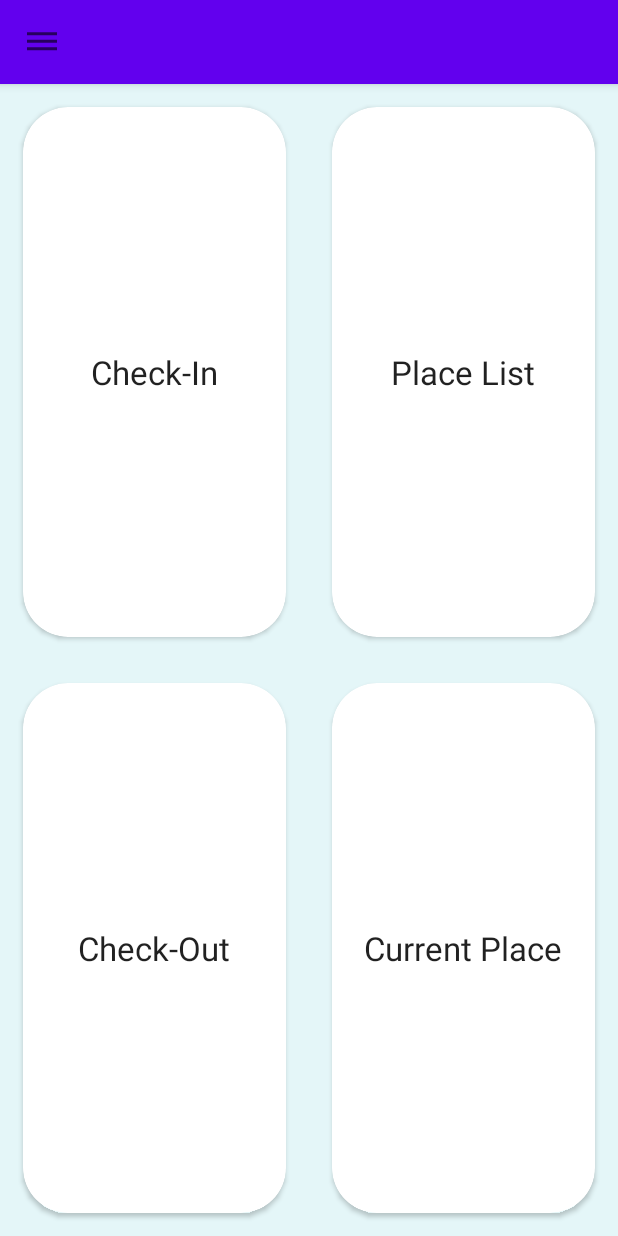
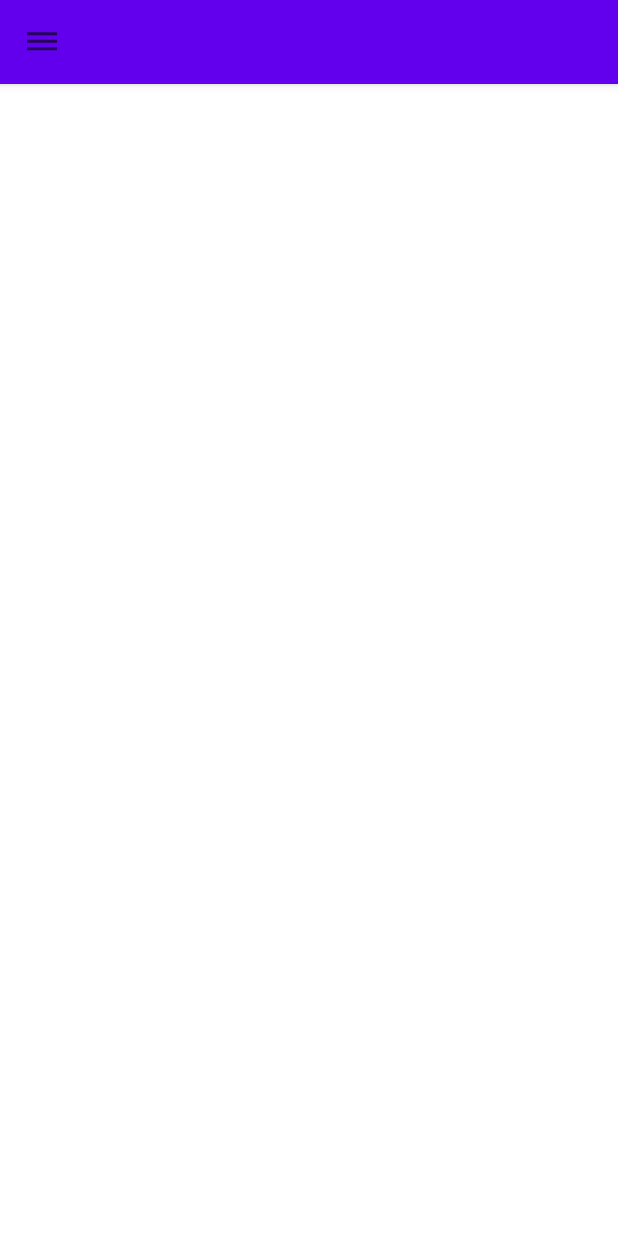
Before and after one commit to KPUCE2021SP/codynators, an Android app: the MainActivity screen opened directly, with no data from a screen before it, on a phone screen of 412 x 824 dp. Run offline under Robolectric (Android 15) with nearby library versions, the phone set to English and light mode, and no system bars; our stand-ins replace Firebase (no records; nobody signed in at launch, a user with empty details on screens opened directly).

Commit message:
Revert "메인 1차 융합"
This reverts commit 94ab95c5d373fef7aab8de9d05fb9c07573b0ed8.

```diff
--- a/SummerProject/app/src/main/java/com/example/summerproject/MainActivity.kt
+++ b/SummerProject/app/src/main/java/com/example/summerproject/MainActivity.kt
@@ -19,7 +19,6 @@ import com.google.firebase.firestore.FirebaseFirestore
 import com.google.firebase.firestore.ktx.firestore
 import com.google.firebase.ktx.Firebase
 import kotlinx.android.synthetic.main.activity_main.*
-import kotlinx.android.synthetic.main.appbar.*
 import org.jetbrains.anko.startActivity
 import java.util.*
 import kotlin.collections.ArrayList
@@ -79,19 +78,19 @@ class MainActivity : AppCompatActivity(), NavigationView.OnNavigationItemSelecte
         }
 
         // 2021.08.01 khsexk: 체크인 and 체크아웃
-        checkIn.setOnClickListener{
-            startActivity<CheckInActivity>()
-            overridePendingTransition(R.anim.fadein,R.anim.fadeout)
-        }
-        checkOut.setOnClickListener {
-            startActivity<CheckOutActivity>()
-            overridePendingTransition(R.anim.fadein,R.anim.fadeout)
-        }
-
-        placeList.setOnClickListener {
-            startActivity<MapActivity>()
-            overridePendingTransition(R.anim.fadein,R.anim.fadeout)
-        }
+//        checkIn.setOnClickListener{
+//            startActivity<CheckInActivity>()
+//            overridePendingTransition(R.anim.fadein,R.anim.fadeout)
+//        }
+//        checkOut.setOnClickListener {
+//            startActivity<CheckOutActivity>()
+//            overridePendingTransition(R.anim.fadein,R.anim.fadeout)
+//        }
+//
+//        placeList.setOnClickListener {
+//            startActivity<MapActivity>()
+//            overridePendingTransition(R.anim.fadein,R.anim.fadeout)
+//        }
     }
     override fun onOptionsItemSelected(item: MenuItem): Boolean {
         //클릭한 툴바 메뉴 아이템 id마다 다르게 실행하도록 설정
--- a/SummerProject/app/src/main/res/layout/appbar.xml
+++ b/SummerProject/app/src/main/res/layout/appbar.xml
@@ -1,14 +1,9 @@
 <?xml version="1.0" encoding="utf-8"?>
-<LinearLayout xmlns:android="http://schemas.android.com/apk/res/android"
-    xmlns:app="http://schemas.android.com/apk/res-auto"
-    xmlns:tools="http://schemas.android.com/tools"
-    android:id="@+id/mainXML"
+<androidx.constraintlayout.widget.ConstraintLayout xmlns:android="http://schemas.android.com/apk/res/android"
     android:layout_width="match_parent"
     android:layout_height="match_parent"
-    android:background="#FFFFFF"
-    android:orientation="vertical"
+    xmlns:tools="http://schemas.android.com/tools"
     tools:context=".MainActivity">
-
 
     <com.google.android.material.appbar.AppBarLayout
         android:layout_width="match_parent"
@@ -22,111 +17,4 @@
             android:background="?attr/colorPrimary" />
 
     </com.google.android.material.appbar.AppBarLayout>
-
-    <FrameLayout
-        android:id="@+id/frameLayout"
-        android:layout_width="match_parent"
-        android:layout_height="match_parent"
-        android:layout_weight="1">
-
-        <LinearLayout
-            android:layout_width="match_parent"
-            android:layout_height="match_parent"
-            android:orientation="vertical"
-            tools:context=".MainFragment">
-
-            <LinearLayout
-                android:layout_width="match_parent"
-                android:layout_height="match_parent"
-                android:layout_weight="1"
-                android:background="#E4F6F8"
-                android:orientation="horizontal">
-
-                <androidx.cardview.widget.CardView
-                    android:id="@+id/checkIn"
-                    android:layout_width="match_parent"
-                    android:layout_height="match_parent"
-                    android:layout_margin="15dp"
-                    android:layout_weight="1"
-                    android:clickable="true"
-                    android:foreground="?attr/selectableItemBackground"
-                    app:cardCornerRadius="30dp">
-
-                    <TextView
-                        android:id="@+id/textView"
-                        android:layout_width="wrap_content"
-                        android:layout_height="wrap_content"
-                        android:layout_gravity="center"
-                        android:text="Check-In"
-                        android:textAppearance="@style/TextAppearance.AppCompat.Large" />
-                </androidx.cardview.widget.CardView>
-
-                <androidx.cardview.widget.CardView
-                    android:id="@+id/placeList"
-                    android:layout_width="match_parent"
-                    android:layout_height="match_parent"
-                    android:layout_margin="15dp"
-                    android:layout_weight="1"
-                    android:clickable="true"
-                    android:foreground="?attr/selectableItemBackground"
-                    app:cardCornerRadius="30dp">
-
-                    <TextView
-                        android:id="@+id/textView2"
-                        android:layout_width="wrap_content"
-                        android:layout_height="wrap_content"
-                        android:layout_gravity="center"
-                        android:text="Place List"
-                        android:textAppearance="@style/TextAppearance.AppCompat.Large" />
-                </androidx.cardview.widget.CardView>
-            </LinearLayout>
-
-            <LinearLayout
-                android:layout_width="match_parent"
-                android:layout_height="match_parent"
-                android:layout_weight="1"
-                android:background="#E4F6F8"
-                android:orientation="horizontal">
-
-                <androidx.cardview.widget.CardView
-                    android:id="@+id/checkOut"
-                    android:layout_width="match_parent"
-                    android:layout_height="match_parent"
-                    android:layout_margin="15dp"
-                    android:layout_weight="1"
-                    android:clickable="true"
-                    android:foreground="?attr/selectableItemBackground"
-                    app:cardCornerRadius="30dp">
-
-                    <TextView
-                        android:id="@+id/textView3"
-                        android:layout_width="wrap_content"
-                        android:layout_height="wrap_content"
-                        android:layout_gravity="center"
-                        android:text="Check-Out"
-                        android:textAppearance="@style/TextAppearance.AppCompat.Large" />
-                </androidx.cardview.widget.CardView>
-
-                <androidx.cardview.widget.CardView
-                    android:id="@+id/currentPlace"
-                    android:layout_width="match_parent"
-                    android:layout_height="match_parent"
-                    android:layout_margin="15dp"
-                    android:layout_weight="1"
-                    android:clickable="true"
-                    android:foreground="?attr/selectableItemBackground"
-                    app:cardCornerRadius="30dp">
-
-                    <TextView
-                        android:id="@+id/textView4"
-                        android:layout_width="wrap_content"
-                        android:layout_height="wrap_content"
-                        android:layout_gravity="center"
-                        android:text="Current Place"
-                        android:textAppearance="@style/TextAppearance.AppCompat.Large" />
-                </androidx.cardview.widget.CardView>
-            </LinearLayout>
-        </LinearLayout>
-    </FrameLayout>
-
-</LinearLayout>
+</androidx.constraintlayout.widget.ConstraintLayout>
```
